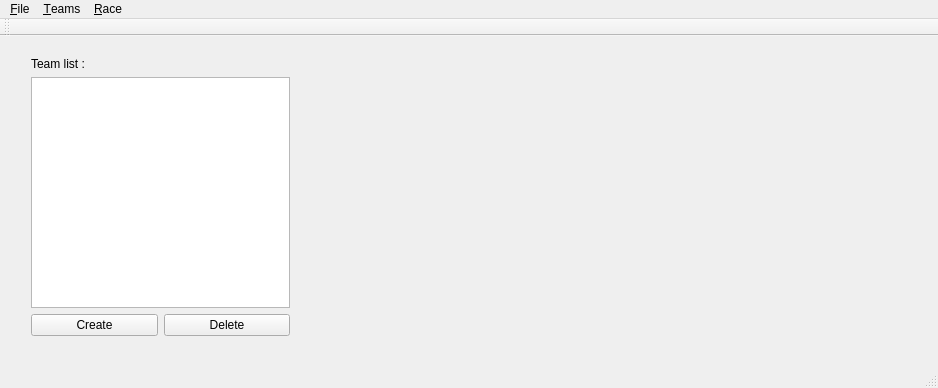
Before: the Qt Designer form MainWindow.ui in xaviermawet/MagneeCuistax2014, drawn with Qt 5.
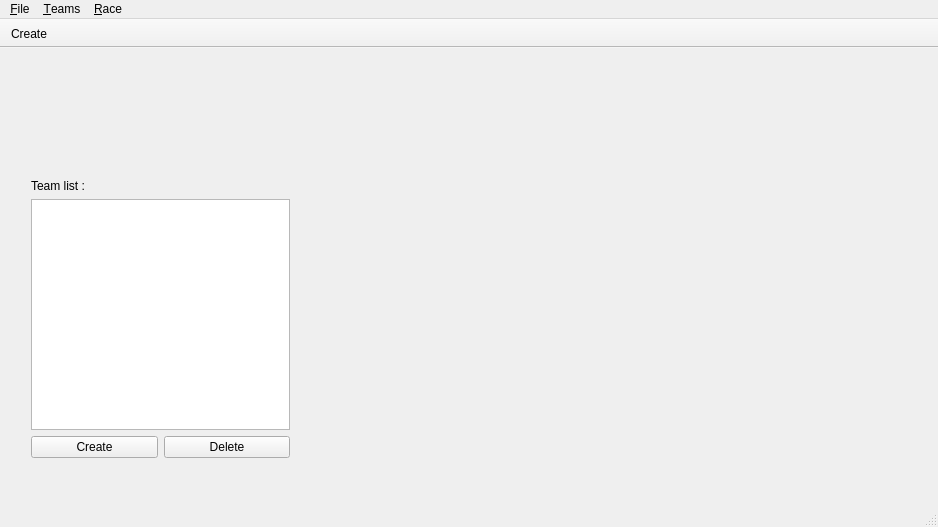
After: the same form once the commit is applied. Icons and pictures are not drawn.

Commit message: Added 'Create' race action and comboBox based on NSqlQueryModel in toolbar

Diff of the .ui file:
```diff
--- a/MainWindow.ui
+++ b/MainWindow.ui
@@ -7,7 +7,7 @@
     <x>0</x>
     <y>0</y>
     <width>938</width>
-    <height>388</height>
+    <height>527</height>
    </rect>
   </property>
   <property name="windowTitle">
@@ -18,7 +18,7 @@
     <property name="geometry">
      <rect>
       <x>20</x>
-      <y>10</y>
+      <y>120</y>
       <width>281</width>
       <height>301</height>
      </rect>
@@ -105,12 +105,22 @@
    <addaction name="menuRace"/>
   </widget>
   <widget class="QToolBar" name="mainToolBar">
+   <property name="movable">
+    <bool>false</bool>
+   </property>
+   <property name="iconSize">
+    <size>
+     <width>25</width>
+     <height>25</height>
+    </size>
+   </property>
    <attribute name="toolBarArea">
     <enum>TopToolBarArea</enum>
    </attribute>
    <attribute name="toolBarBreak">
     <bool>false</bool>
    </attribute>
+   <addaction name="actionCreateRace"/>
   </widget>
   <widget class="QStatusBar" name="statusBar"/>
   <action name="actionQuit">
```
Left out of the diff: 8 changed lines with no effect on the pictures. The commit also changes 3 other files.
